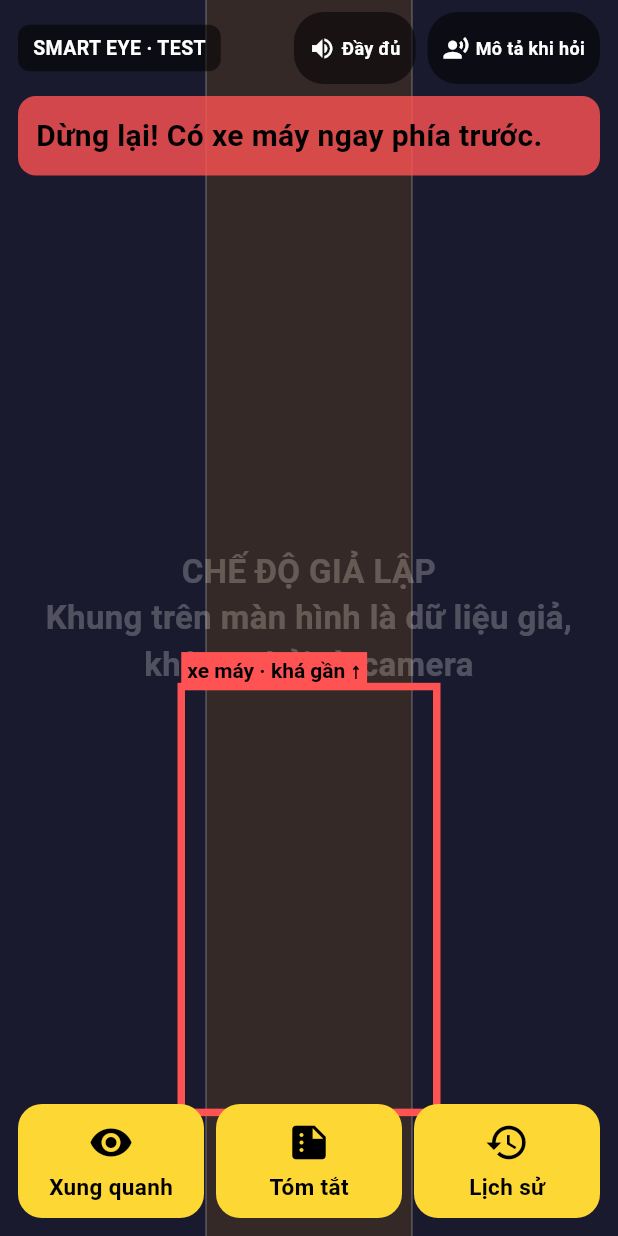
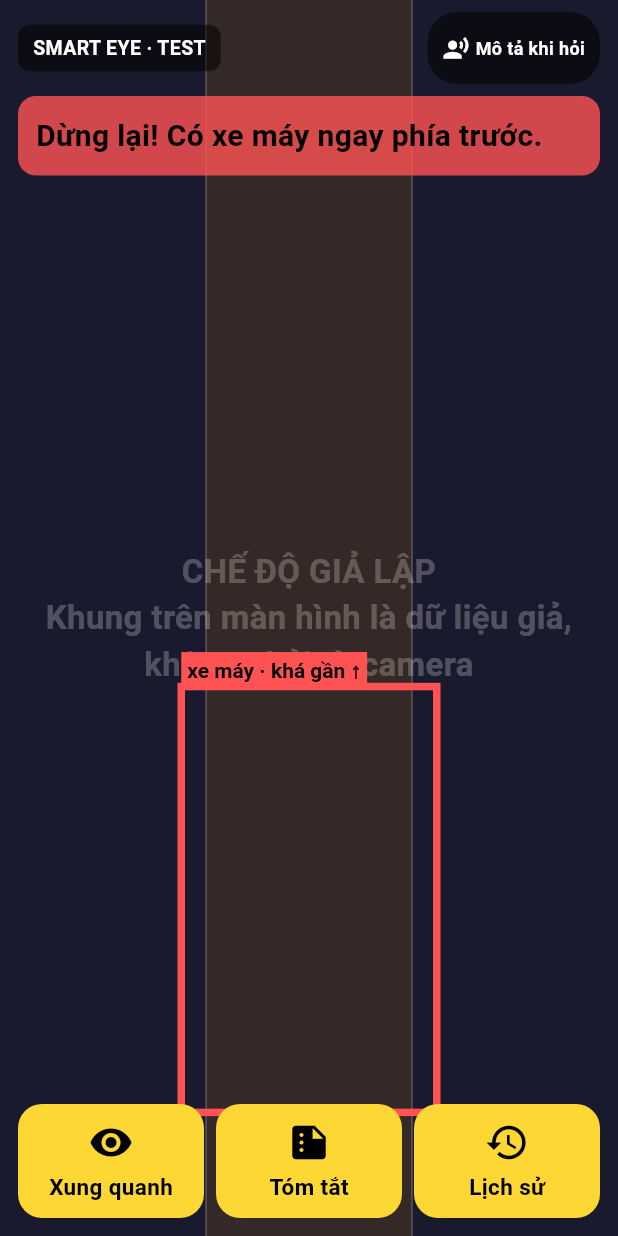
Before and after one commit to langvietthanh/smart-eye, a Flutter app: the screen it shows after launch, after a tap on "🧪 Test UI", on a phone screen of 412 x 824 dp. Run offline on Flutter 3.47's test engine with Material 3 defaults, Android fonts, the phone set to English and light mode, and no system bars; our stand-ins replace camera, flutter_tts, geolocator, sensors_plus, wakelock_plus; missing offline and left inert: camera_platform_interface, tflite_flutter.

Commit message:
feat: remove quiet-mode toggle from camera screen
Quiet mode hid caution warnings; the app now always speaks every alert.
SpeechManager.muted stays (always false) since its tests still use it.

Co-Authored-By: Claude Opus 5.5 <noreply@anthropic.com>

```diff
--- a/lib/screens/camera_screen.dart
+++ b/lib/screens/camera_screen.dart
@@ -1034,17 +1034,6 @@ class _CameraScreenState extends State<CameraScreen>
     if (trip == null) return;
     _speech.say(
       CaptionBuilder.recap(trip),
-      SpeechPriority.description,
-      force: true,
-    );
-  }
-
-  void _toggleQuiet() {
-    setState(() => _speech.muted = !_speech.muted);
-    _speech.say(
-      _speech.muted
-          ? 'Chế độ yên lặng. Chỉ báo khi nguy hiểm.'
-          : 'Đã bật lại nhắc nhở.',
       SpeechPriority.description,
       force: true,
     );
@@ -1358,18 +1347,6 @@ class _CameraScreenState extends State<CameraScreen>
                           Colors.black54,
                         ),
                         const Spacer(),
-                        _toggleChip(
-                          icon: _speech.muted
-                              ? Icons.volume_off
-                              : Icons.volume_up,
-                          label: _speech.muted ? 'Yên lặng' : 'Đầy đủ',
-                          semantics: _speech.muted
-                              ? 'Chế độ yên lặng đang bật, chỉ báo nguy hiểm. Chạm để tắt.'
-                              : 'Chế độ nhắc đầy đủ. Chạm để chuyển sang yên lặng.',
-                          active: _speech.muted,
-                          onTap: _toggleQuiet,
-                        ),
-                        const SizedBox(width: 8),
                         _toggleChip(
                           icon: Icons.record_voice_over,
                           label: _autoDescribe ? 'Tự mô tả' : 'Mô tả khi hỏi',
```
Also changed, not shown: 1 other file.
